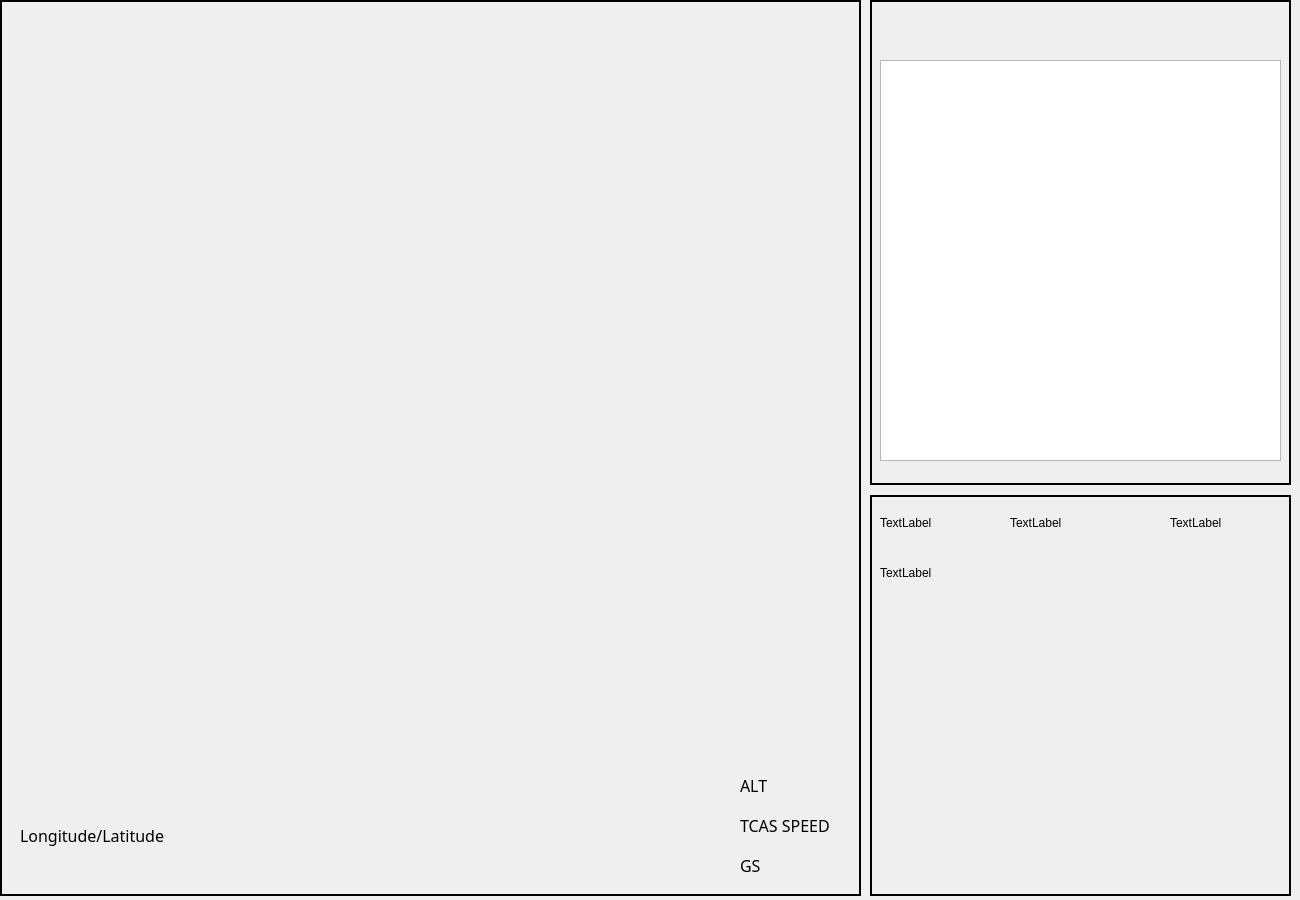
First picture: the form in UI/daa_ui1.ui, repository ArchieGu/DAA-Demo, before the edit.
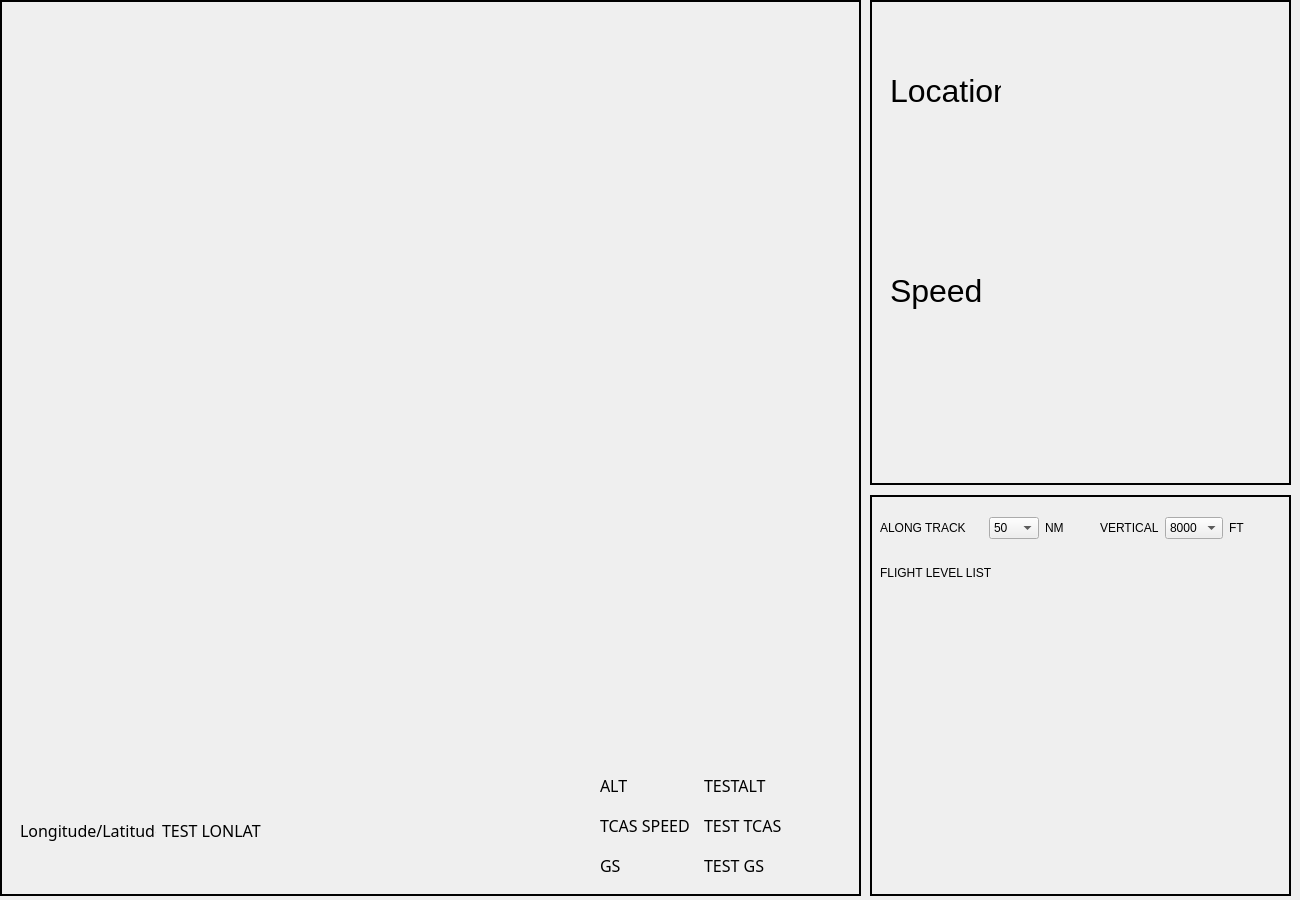
Second picture: the form after the edit. Icons and pictures are not drawn.

```diff
--- a/UI/daa_ui1.ui
+++ b/UI/daa_ui1.ui
@@ -43,91 +43,6 @@
    <property name="lineWidth">
     <number>2</number>
    </property>
-   <widget class="QLabel" name="label_4">
-    <property name="geometry">
-     <rect>
-      <x>740</x>
-      <y>760</y>
-      <width>131</width>
-      <height>51</height>
-     </rect>
-    </property>
-    <property name="font">
-     <font>
-      <family>宋体</family>
-      <pointsize>12</pointsize>
-     </font>
-    </property>
-    <property name="text">
-     <string>ALT</string>
-    </property>
-   </widget>
-   <widget class="QLabel" name="label_6">
-    <property name="geometry">
-     <rect>
-      <x>740</x>
-      <y>800</y>
-      <width>131</width>
-      <height>51</height>
-     </rect>
-    </property>
-    <property name="font">
-     <font>
-      <family>宋体</family>
-      <pointsize>12</pointsize>
-     </font>
-    </property>
-    <property name="frameShadow">
-     <enum>QFrame::Plain</enum>
-    </property>
-    <property name="text">
-     <string>TCAS SPEED</string>
-    </property>
-   </widget>
-   <widget class="QLabel" name="label_7">
-    <property name="geometry">
-     <rect>
-      <x>740</x>
-      <y>840</y>
-      <width>131</width>
-      <height>51</height>
-     </rect>
-    </property>
-    <property name="font">
-     <font>
-      <family>宋体</family>
-      <pointsize>12</pointsize>
-     </font>
-    </property>
-    <property name="frameShadow">
-     <enum>QFrame::Plain</enum>
-    </property>
-    <property name="text">
-     <string>GS</string>
-    </property>
-   </widget>
-   <widget class="QLabel" name="label_8">
-    <property name="geometry">
-     <rect>
-      <x>20</x>
-      <y>810</y>
-      <width>161</width>
-      <height>51</height>
-     </rect>
-    </property>
-    <property name="font">
-     <font>
-      <family>宋体</family>
-      <pointsize>12</pointsize>
-     </font>
-    </property>
-    <property name="frameShadow">
-     <enum>QFrame::Plain</enum>
-    </property>
-    <property name="text">
-     <string>Longitude/Latitude </string>
-    </property>
-   </widget>
    <widget class="QLabel" name="label">
     <property name="geometry">
      <rect>
@@ -245,6 +160,176 @@
      <bool>true</bool>
     </property>
    </widget>
+   <widget class="QWidget" name="layoutWidget">
+    <property name="geometry">
+     <rect>
+      <x>600</x>
+      <y>760</y>
+      <width>201</width>
+      <height>51</height>
+     </rect>
+    </property>
+    <layout class="QHBoxLayout" name="horizontalLayout">
+     <item>
+      <widget class="QLabel" name="label_4">
+       <property name="font">
+        <font>
+         <family>宋体</family>
+         <pointsize>12</pointsize>
+        </font>
+       </property>
+       <property name="text">
+        <string>ALT</string>
+       </property>
+      </widget>
+     </item>
+     <item>
+      <widget class="QLabel" name="label_16">
+       <property name="font">
+        <font>
+         <family>宋体</family>
+         <pointsize>12</pointsize>
+        </font>
+       </property>
+       <property name="text">
+        <string>TESTALT</string>
+       </property>
+      </widget>
+     </item>
+    </layout>
+   </widget>
+   <widget class="QWidget" name="layoutWidget">
+    <property name="geometry">
+     <rect>
+      <x>600</x>
+      <y>800</y>
+      <width>201</width>
+      <height>51</height>
+     </rect>
+    </property>
+    <layout class="QHBoxLayout" name="horizontalLayout_2">
+     <item>
+      <widget class="QLabel" name="label_6">
+       <property name="font">
+        <font>
+         <family>宋体</family>
+         <pointsize>12</pointsize>
+        </font>
+       </property>
+       <property name="frameShadow">
+        <enum>QFrame::Plain</enum>
+       </property>
+       <property name="text">
+        <string>TCAS SPEED</string>
+       </property>
+      </widget>
+     </item>
+     <item>
+      <widget class="QLabel" name="label_17">
+       <property name="font">
+        <font>
+         <family>宋体</family>
+         <pointsize>12</pointsize>
+        </font>
+       </property>
+       <property name="frameShadow">
+        <enum>QFrame::Plain</enum>
+       </property>
+       <property name="text">
+        <string>TEST TCAS</string>
+       </property>
+      </widget>
+     </item>
+    </layout>
+   </widget>
+   <widget class="QWidget" name="layoutWidget">
+    <property name="geometry">
+     <rect>
+      <x>600</x>
+      <y>840</y>
+      <width>201</width>
+      <height>51</height>
+     </rect>
+    </property>
+    <layout class="QHBoxLayout" name="horizontalLayout_3">
+     <item>
+      <widget class="QLabel" name="label_7">
+       <property name="font">
+        <font>
+         <family>宋体</family>
+         <pointsize>12</pointsize>
+        </font>
+       </property>
+       <property name="frameShadow">
+        <enum>QFrame::Plain</enum>
+       </property>
+       <property name="text">
+        <string>GS</string>
+       </property>
+      </widget>
+     </item>
+     <item>
+      <widget class="QLabel" name="label_22">
+       <property name="font">
+        <font>
+         <family>宋体</family>
+         <pointsize>12</pointsize>
+        </font>
+       </property>
+       <property name="frameShadow">
+        <enum>QFrame::Plain</enum>
+       </property>
+       <property name="text">
+        <string>TEST GS</string>
+       </property>
+      </widget>
+     </item>
+    </layout>
+   </widget>
+   <widget class="QWidget" name="layoutWidget">
+    <property name="geometry">
+     <rect>
+      <x>20</x>
+      <y>800</y>
+      <width>241</width>
+      <height>61</height>
+     </rect>
+    </property>
+    <layout class="QHBoxLayout" name="horizontalLayout_4">
+     <item>
+      <widget class="QLabel" name="label_8">
+       <property name="font">
+        <font>
+         <family>宋体</family>
+         <pointsize>12</pointsize>
+        </font>
+       </property>
+       <property name="frameShadow">
+        <enum>QFrame::Plain</enum>
+       </property>
+       <property name="text">
+        <string>Longitude/Latitude </string>
+       </property>
+      </widget>
+     </item>
+     <item>
+      <widget class="QLabel" name="label_13">
+       <property name="font">
+        <font>
+         <family>宋体</family>
+         <pointsize>12</pointsize>
+        </font>
+       </property>
+       <property name="frameShadow">
+        <enum>QFrame::Plain</enum>
+       </property>
+       <property name="text">
+        <string>TEST LONLAT</string>
+       </property>
+      </widget>
+     </item>
+    </layout>
+   </widget>
   </widget>
   <widget class="QFrame" name="frame_2">
    <property name="geometry">
@@ -264,16 +349,6 @@
    <property name="lineWidth">
     <number>2</number>
    </property>
-   <widget class="QTextBrowser" name="textBrowser">
-    <property name="geometry">
-     <rect>
-      <x>10</x>
-      <y>60</y>
-      <width>401</width>
-      <height>401</height>
-     </rect>
-    </property>
-   </widget>
    <widget class="QLabel" name="label_5">
     <property name="geometry">
      <rect>
@@ -293,6 +368,42 @@
      <pixmap>pic/7.png</pixmap>
     </property>
    </widget>
+   <widget class="QLabel" name="label_33">
+    <property name="geometry">
+     <rect>
+      <x>20</x>
+      <y>70</y>
+      <width>111</width>
+      <height>41</height>
+     </rect>
+    </property>
+    <property name="font">
+     <font>
+      <pointsize>24</pointsize>
+     </font>
+    </property>
+    <property name="text">
+     <string>Location</string>
+    </property>
+   </widget>
+   <widget class="QLabel" name="label_34">
+    <property name="geometry">
+     <rect>
+      <x>20</x>
+      <y>270</y>
+      <width>111</width>
+      <height>41</height>
+     </rect>
+    </property>
+    <property name="font">
+     <font>
+      <pointsize>24</pointsize>
+     </font>
+    </property>
+    <property name="text">
+     <string>Speed</string>
+    </property>
+   </widget>
   </widget>
   <widget class="QFrame" name="frame_3">
    <property name="geometry">
@@ -312,209 +423,342 @@
    <property name="lineWidth">
     <number>2</number>
    </property>
-   <widget class="QLabel" name="label_12">
-    <property name="geometry">
-     <rect>
-      <x>10</x>
-      <y>20</y>
-      <width>72</width>
-      <height>15</height>
-     </rect>
-    </property>
-    <property name="text">
-     <string>TextLabel</string>
-    </property>
-   </widget>
-   <widget class="QLabel" name="label_13">
-    <property name="geometry">
-     <rect>
-      <x>140</x>
-      <y>20</y>
-      <width>72</width>
-      <height>15</height>
-     </rect>
-    </property>
-    <property name="text">
-     <string>TextLabel</string>
-    </property>
-   </widget>
-   <widget class="QLabel" name="label_14">
-    <property name="geometry">
-     <rect>
-      <x>300</x>
-      <y>20</y>
-      <width>72</width>
-      <height>15</height>
-     </rect>
-    </property>
-    <property name="text">
-     <string>TextLabel</string>
-    </property>
-   </widget>
-   <widget class="QLabel" name="label_16">
-    <property name="geometry">
-     <rect>
-      <x>190</x>
-      <y>240</y>
-      <width>41</width>
-      <height>20</height>
-     </rect>
-    </property>
-    <property name="text">
-     <string/>
-    </property>
-    <property name="pixmap">
-     <pixmap>pic/编组 11.png</pixmap>
-    </property>
-    <property name="scaledContents">
-     <bool>true</bool>
-    </property>
-   </widget>
-   <widget class="QLabel" name="label_17">
-    <property name="geometry">
-     <rect>
-      <x>190</x>
-      <y>130</y>
-      <width>41</width>
-      <height>21</height>
-     </rect>
-    </property>
-    <property name="text">
-     <string/>
-    </property>
-    <property name="pixmap">
-     <pixmap>pic/编组 12.png</pixmap>
-    </property>
-    <property name="scaledContents">
-     <bool>true</bool>
-    </property>
-   </widget>
    <widget class="QLabel" name="label_18">
     <property name="geometry">
      <rect>
       <x>10</x>
       <y>70</y>
-      <width>72</width>
-      <height>15</height>
+      <width>131</width>
+      <height>16</height>
      </rect>
     </property>
     <property name="text">
-     <string>TextLabel</string>
+     <string>FLIGHT LEVEL LIST</string>
     </property>
    </widget>
-   <widget class="QLabel" name="label_19">
+   <widget class="QWidget" name="layoutWidget">
     <property name="geometry">
      <rect>
       <x>20</x>
-      <y>110</y>
-      <width>31</width>
-      <height>81</height>
+      <y>200</y>
+      <width>20</width>
+      <height>87</height>
      </rect>
     </property>
-    <property name="text">
-     <string/>
-    </property>
-    <property name="pixmap">
-     <pixmap>pic/lingxing1.png</pixmap>
-    </property>
-    <property name="scaledContents">
-     <bool>true</bool>
-    </property>
+    <layout class="QVBoxLayout" name="verticalLayout_3">
+     <item>
+      <widget class="QLabel" name="label_27">
+       <property name="text">
+        <string/>
+       </property>
+       <property name="pixmap">
+        <pixmap>pic/Rectangle-1.png</pixmap>
+       </property>
+       <property name="scaledContents">
+        <bool>true</bool>
+       </property>
+      </widget>
+     </item>
+     <item>
+      <widget class="QLabel" name="label_28">
+       <property name="text">
+        <string/>
+       </property>
+       <property name="pixmap">
+        <pixmap>pic/Rectangle-2.png</pixmap>
+       </property>
+       <property name="scaledContents">
+        <bool>true</bool>
+       </property>
+      </widget>
+     </item>
+     <item>
+      <widget class="QLabel" name="label_29">
+       <property name="text">
+        <string/>
+       </property>
+       <property name="pixmap">
+        <pixmap>pic/Rectangle-3.png</pixmap>
+       </property>
+       <property name="scaledContents">
+        <bool>true</bool>
+       </property>
+      </widget>
+     </item>
+    </layout>
    </widget>
-   <widget class="QLabel" name="label_20">
+   <widget class="QWidget" name="layoutWidget_2">
     <property name="geometry">
      <rect>
       <x>20</x>
-      <y>210</y>
-      <width>31</width>
-      <height>81</height>
+      <y>300</y>
+      <width>20</width>
+      <height>87</height>
      </rect>
     </property>
-    <property name="text">
-     <string/>
-    </property>
-    <property name="pixmap">
-     <pixmap>pic/lingxing1.png</pixmap>
-    </property>
-    <property name="scaledContents">
-     <bool>true</bool>
-    </property>
+    <layout class="QVBoxLayout" name="verticalLayout_4">
+     <item>
+      <widget class="QLabel" name="label_30">
+       <property name="text">
+        <string/>
+       </property>
+       <property name="pixmap">
+        <pixmap>pic/Rectangle-1.png</pixmap>
+       </property>
+       <property name="scaledContents">
+        <bool>true</bool>
+       </property>
+      </widget>
+     </item>
+     <item>
+      <widget class="QLabel" name="label_31">
+       <property name="text">
+        <string/>
+       </property>
+       <property name="pixmap">
+        <pixmap>pic/Rectangle-2.png</pixmap>
+       </property>
+       <property name="scaledContents">
+        <bool>true</bool>
+       </property>
+      </widget>
+     </item>
+     <item>
+      <widget class="QLabel" name="label_32">
+       <property name="text">
+        <string/>
+       </property>
+       <property name="pixmap">
+        <pixmap>pic/Rectangle-3.png</pixmap>
+       </property>
+       <property name="scaledContents">
+        <bool>true</bool>
+       </property>
+      </widget>
+     </item>
+    </layout>
    </widget>
-   <widget class="QLabel" name="label_21">
+   <widget class="QWidget" name="layoutWidget">
     <property name="geometry">
      <rect>
       <x>20</x>
-      <y>310</y>
-      <width>31</width>
-      <height>81</height>
+      <y>100</y>
+      <width>20</width>
+      <height>87</height>
      </rect>
     </property>
-    <property name="text">
-     <string/>
-    </property>
-    <property name="pixmap">
-     <pixmap>pic/lingxing1.png</pixmap>
-    </property>
-    <property name="scaledContents">
-     <bool>true</bool>
-    </property>
+    <layout class="QVBoxLayout" name="verticalLayout_2">
+     <item>
+      <widget class="QLabel" name="label_24">
+       <property name="text">
+        <string/>
+       </property>
+       <property name="pixmap">
+        <pixmap>pic/Rectangle-1.png</pixmap>
+       </property>
+       <property name="scaledContents">
+        <bool>true</bool>
+       </property>
+      </widget>
+     </item>
+     <item>
+      <widget class="QLabel" name="label_25">
+       <property name="text">
+        <string/>
+       </property>
+       <property name="pixmap">
+        <pixmap>pic/Rectangle-2.png</pixmap>
+       </property>
+       <property name="scaledContents">
+        <bool>true</bool>
+       </property>
+      </widget>
+     </item>
+     <item>
+      <widget class="QLabel" name="label_26">
+       <property name="text">
+        <string/>
+       </property>
+       <property name="pixmap">
+        <pixmap>pic/Rectangle-3.png</pixmap>
+       </property>
+       <property name="scaledContents">
+        <bool>true</bool>
+       </property>
+      </widget>
+     </item>
+    </layout>
    </widget>
-   <widget class="QLabel" name="label_22">
+   <widget class="QWidget" name="layoutWidget">
     <property name="geometry">
      <rect>
-      <x>190</x>
-      <y>350</y>
-      <width>41</width>
-      <height>21</height>
+      <x>370</x>
+      <y>90</y>
+      <width>31</width>
+      <height>291</height>
      </rect>
     </property>
-    <property name="text">
-     <string/>
-    </property>
-    <property name="pixmap">
-     <pixmap>pic/编组 12.png</pixmap>
-    </property>
-    <property name="scaledContents">
-     <bool>true</bool>
-    </property>
+    <layout class="QVBoxLayout" name="verticalLayout">
+     <item>
+      <widget class="QLabel" name="label_15">
+       <property name="text">
+        <string/>
+       </property>
+       <property name="pixmap">
+        <pixmap>pic/编组 4.png</pixmap>
+       </property>
+       <property name="scaledContents">
+        <bool>true</bool>
+       </property>
+      </widget>
+     </item>
+     <item>
+      <widget class="QLabel" name="label_19">
+       <property name="text">
+        <string/>
+       </property>
+       <property name="pixmap">
+        <pixmap>pic/编组 8.png</pixmap>
+       </property>
+       <property name="scaledContents">
+        <bool>true</bool>
+       </property>
+      </widget>
+     </item>
+     <item>
+      <widget class="QLabel" name="label_20">
+       <property name="text">
+        <string/>
+       </property>
+       <property name="pixmap">
+        <pixmap>pic/编组 8-2.png</pixmap>
+       </property>
+       <property name="scaledContents">
+        <bool>true</bool>
+       </property>
+      </widget>
+     </item>
+     <item>
+      <widget class="QLabel" name="label_21">
+       <property name="text">
+        <string/>
+       </property>
+       <property name="pixmap">
+        <pixmap>pic/编组 8-2.png</pixmap>
+       </property>
+       <property name="scaledContents">
+        <bool>true</bool>
+       </property>
+      </widget>
+     </item>
+     <item>
+      <widget class="QLabel" name="label_23">
+       <property name="text">
+        <string/>
+       </property>
+       <property name="pixmap">
+        <pixmap>pic/编组 5.png</pixmap>
+       </property>
+       <property name="scaledContents">
+        <bool>true</bool>
+       </property>
+      </widget>
+     </item>
+    </layout>
    </widget>
-   <widget class="QLabel" name="label_15">
+   <widget class="QWidget" name="layoutWidget">
     <property name="geometry">
      <rect>
-      <x>340</x>
-      <y>60</y>
-      <width>41</width>
-      <height>41</height>
+      <x>230</x>
+      <y>20</y>
+      <width>179</width>
+      <height>26</height>
      </rect>
     </property>
-    <property name="text">
-     <string/>
-    </property>
-    <property name="pixmap">
-     <pixmap>pic/编组 4.png</pixmap>
-    </property>
-    <property name="scaledContents">
-     <bool>true</bool>
-    </property>
+    <layout class="QHBoxLayout" name="horizontalLayout_5">
+     <item>
+      <widget class="QLabel" name="label_14">
+       <property name="text">
+        <string>VERTICAL</string>
+       </property>
+      </widget>
+     </item>
+     <item>
+      <widget class="QComboBox" name="comboBox_2">
+       <property name="editable">
+        <bool>false</bool>
+       </property>
+       <property name="currentText">
+        <string>8000</string>
+       </property>
+       <property name="currentIndex">
+        <number>0</number>
+       </property>
+       <property name="maxVisibleItems">
+        <number>4</number>
+       </property>
+       <item>
+        <property name="text">
+         <string>8000</string>
+        </property>
+       </item>
+      </widget>
+     </item>
+     <item>
+      <widget class="QLabel" name="label_35">
+       <property name="text">
+        <string>FT</string>
+       </property>
+      </widget>
+     </item>
+    </layout>
    </widget>
-   <widget class="QLabel" name="label_23">
+   <widget class="QWidget" name="layoutWidget">
     <property name="geometry">
      <rect>
-      <x>340</x>
-      <y>330</y>
-      <width>41</width>
-      <height>31</height>
+      <x>10</x>
+      <y>20</y>
+      <width>215</width>
+      <height>26</height>
      </rect>
     </property>
-    <property name="text">
-     <string/>
-    </property>
-    <property name="pixmap">
-     <pixmap>pic/编组 5.png</pixmap>
-    </property>
-    <property name="scaledContents">
-     <bool>true</bool>
-    </property>
+    <layout class="QHBoxLayout" name="horizontalLayout_6">
+     <item>
+      <widget class="QLabel" name="label_12">
+       <property name="text">
+        <string>ALONG TRACK     </string>
+       </property>
+      </widget>
+     </item>
+     <item>
+      <widget class="QComboBox" name="comboBox">
+       <property name="editable">
+        <bool>false</bool>
+       </property>
+       <property name="currentText">
+        <string>50</string>
+       </property>
+       <property name="currentIndex">
+        <number>0</number>
+       </property>
+       <property name="maxVisibleItems">
+        <number>4</number>
+       </property>
+       <item>
+        <property name="text">
+         <string>50</string>
+        </property>
+       </item>
+      </widget>
+     </item>
+     <item>
+      <widget class="QLabel" name="label_36">
+       <property name="text">
+        <string>NM</string>
+       </property>
+      </widget>
+     </item>
+    </layout>
    </widget>
   </widget>
  </widget>
```
